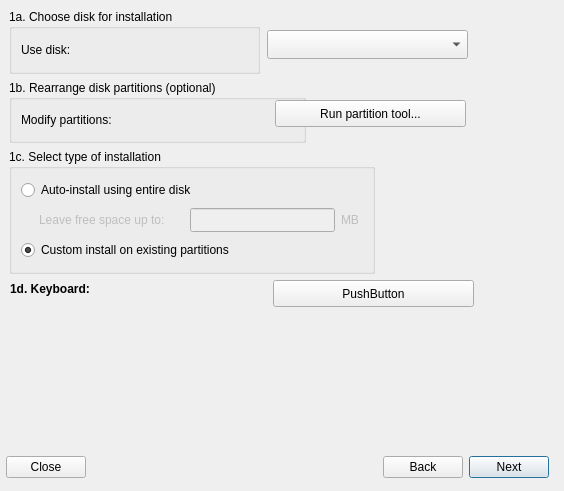
This is meinstall.ui in antiX-Linux/mx-installer as Qt 5 draws it before an edit. The edited form follows.
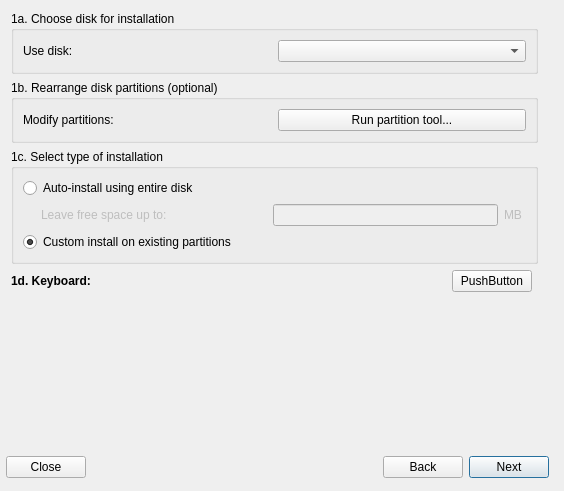
This is the edited form. Icons and pictures are not drawn.

Diff of the .ui file:
```diff
--- a/meinstall.ui
+++ b/meinstall.ui
@@ -237,16 +237,10 @@
        </item>
       </layout>
      </widget>
-     <widget class="QWidget" name="Step_1">
+     <widget class="QWidget" name="Step_Disk">
+      <layout class="QGridLayout" name="gridLayout">
+       <item row="3" column="0" colspan="4">
       <widget class="QGroupBox" name="installationTypeBox">
-       <property name="geometry">
-        <rect>
-         <x>9</x>
-         <y>149</y>
-         <width>366</width>
-         <height>125</height>
-        </rect>
-       </property>
        <property name="sizePolicy">
         <sizepolicy hsizetype="MinimumExpanding" vsizetype="Minimum">
          <horstretch>0</horstretch>
@@ -326,38 +320,6 @@
           </property>
          </spacer>
         </item>
-        <item row="2" column="0" colspan="3">
-         <widget class="QRadioButton" name="existing_partitionsButton">
-          <property name="sizePolicy">
-           <sizepolicy hsizetype="MinimumExpanding" vsizetype="Minimum">
-            <horstretch>0</horstretch>
-            <verstretch>0</verstretch>
-           </sizepolicy>
-          </property>
-          <property name="text">
-           <string>Custom install on existing partitions</string>
-          </property>
-          <property name="checked">
-           <bool>true</bool>
-          </property>
-         </widget>
-        </item>
-        <item row="0" column="0" colspan="3">
-         <widget class="QRadioButton" name="entireDiskButton">
-          <property name="sizePolicy">
-           <sizepolicy hsizetype="MinimumExpanding" vsizetype="Minimum">
-            <horstretch>0</horstretch>
-            <verstretch>0</verstretch>
-           </sizepolicy>
-          </property>
-          <property name="text">
-           <string>Auto-install using entire disk </string>
-          </property>
-          <property name="checked">
-           <bool>false</bool>
-          </property>
-         </widget>
-        </item>
         <item row="1" column="2">
          <widget class="QLineEdit" name="freeSpaceEdit">
           <property name="enabled">
@@ -374,6 +336,38 @@
           </property>
          </widget>
         </item>
+          <item row="0" column="0" colspan="4">
+           <widget class="QRadioButton" name="entireDiskButton">
+            <property name="sizePolicy">
+             <sizepolicy hsizetype="MinimumExpanding" vsizetype="Minimum">
+              <horstretch>0</horstretch>
+              <verstretch>0</verstretch>
+             </sizepolicy>
+            </property>
+            <property name="text">
+             <string>Auto-install using entire disk </string>
+            </property>
+            <property name="checked">
+             <bool>false</bool>
+            </property>
+           </widget>
+          </item>
+          <item row="2" column="0" colspan="4">
+           <widget class="QRadioButton" name="existing_partitionsButton">
+            <property name="sizePolicy">
+             <sizepolicy hsizetype="MinimumExpanding" vsizetype="Minimum">
+              <horstretch>0</horstretch>
+              <verstretch>0</verstretch>
+             </sizepolicy>
+            </property>
+            <property name="text">
+             <string>Custom install on existing partitions</string>
+            </property>
+            <property name="checked">
+             <bool>true</bool>
+            </property>
+           </widget>
+          </item>
        </layout>
        <zorder>leaveLabel</zorder>
        <zorder>freeSpaceEdit</zorder>
@@ -382,70 +376,9 @@
        <zorder>existing_partitionsButton</zorder>
        <zorder></zorder>
       </widget>
-      <widget class="QGroupBox" name="diskBox">
-       <property name="geometry">
-        <rect>
-         <x>9</x>
-         <y>9</y>
-         <width>251</width>
-         <height>65</height>
-        </rect>
-       </property>
-       <property name="sizePolicy">
-        <sizepolicy hsizetype="MinimumExpanding" vsizetype="Minimum">
-         <horstretch>0</horstretch>
-         <verstretch>0</verstretch>
-        </sizepolicy>
-       </property>
-       <property name="title">
-        <string>1a. Choose disk for installation</string>
-       </property>
-       <layout class="QGridLayout">
-        <property name="leftMargin">
-         <number>9</number>
-        </property>
-        <property name="topMargin">
-         <number>9</number>
-        </property>
-        <property name="rightMargin">
-         <number>9</number>
-        </property>
-        <property name="bottomMargin">
-         <number>9</number>
-        </property>
-        <property name="spacing">
-         <number>6</number>
-        </property>
-        <item row="0" column="0">
-         <widget class="QLabel" name="useDiskLabel">
-          <property name="sizePolicy">
-           <sizepolicy hsizetype="MinimumExpanding" vsizetype="Minimum">
-            <horstretch>0</horstretch>
-            <verstretch>0</verstretch>
-           </sizepolicy>
-          </property>
-          <property name="font">
-           <font/>
-          </property>
-          <property name="text">
-           <string>Use disk:</string>
-          </property>
-          <property name="wordWrap">
-           <bool>false</bool>
-          </property>
-         </widget>
-        </item>
-       </layout>
-      </widget>
+       </item>
+       <item row="1" column="0" rowspan="2" colspan="4">
       <widget class="QGroupBox" name="rearrangediskBox">
-       <property name="geometry">
-        <rect>
-         <x>9</x>
-         <y>80</y>
-         <width>297</width>
-         <height>63</height>
-        </rect>
-       </property>
        <property name="sizePolicy">
         <sizepolicy hsizetype="MinimumExpanding" vsizetype="Minimum">
          <horstretch>0</horstretch>
@@ -487,17 +420,24 @@
           </property>
          </widget>
         </item>
-       </layout>
-      </widget>
+          <item row="0" column="1">
+           <widget class="QPushButton" name="qtpartedButton">
+            <property name="sizePolicy">
+             <sizepolicy hsizetype="MinimumExpanding" vsizetype="Minimum">
+              <horstretch>0</horstretch>
+              <verstretch>0</verstretch>
+             </sizepolicy>
+            </property>
+            <property name="text">
+             <string>Run partition tool...</string>
+            </property>
+           </widget>
+          </item>
+         </layout>
+        </widget>
+       </item>
+       <item row="4" column="0">
       <widget class="QLabel" name="keyboardLabel">
-       <property name="geometry">
-        <rect>
-         <x>10</x>
-         <y>280</y>
-         <width>101</width>
-         <height>19</height>
-        </rect>
-       </property>
        <property name="sizePolicy">
         <sizepolicy hsizetype="MinimumExpanding" vsizetype="Minimum">
          <horstretch>0</horstretch>
@@ -514,54 +454,87 @@
         <bool>false</bool>
        </property>
       </widget>
+       </item>
+       <item row="0" column="0" colspan="4">
+        <widget class="QGroupBox" name="diskBox">
+         <property name="sizePolicy">
+          <sizepolicy hsizetype="MinimumExpanding" vsizetype="Minimum">
+           <horstretch>0</horstretch>
+           <verstretch>0</verstretch>
+          </sizepolicy>
+         </property>
+         <property name="title">
+          <string>1a. Choose disk for installation</string>
+         </property>
+         <layout class="QGridLayout">
+          <property name="leftMargin">
+           <number>9</number>
+          </property>
+          <property name="topMargin">
+           <number>9</number>
+          </property>
+          <property name="rightMargin">
+           <number>9</number>
+          </property>
+          <property name="bottomMargin">
+           <number>9</number>
+          </property>
+          <property name="spacing">
+           <number>6</number>
+          </property>
+          <item row="0" column="0">
+           <widget class="QLabel" name="useDiskLabel">
+            <property name="sizePolicy">
+             <sizepolicy hsizetype="MinimumExpanding" vsizetype="Minimum">
+              <horstretch>0</horstretch>
+              <verstretch>0</verstretch>
+             </sizepolicy>
+            </property>
+            <property name="font">
+             <font/>
+            </property>
+            <property name="text">
+             <string>Use disk:</string>
+            </property>
+            <property name="wordWrap">
+             <bool>false</bool>
+            </property>
+           </widget>
+          </item>
+          <item row="0" column="1">
       <widget class="QComboBox" name="diskCombo">
-       <property name="geometry">
-        <rect>
-         <x>267</x>
-         <y>30</y>
-         <width>201</width>
-         <height>29</height>
-        </rect>
-       </property>
        <property name="sizePolicy">
-        <sizepolicy hsizetype="MinimumExpanding" vsizetype="Minimum">
+             <sizepolicy hsizetype="MinimumExpanding" vsizetype="Fixed">
          <horstretch>0</horstretch>
          <verstretch>0</verstretch>
         </sizepolicy>
        </property>
       </widget>
-      <widget class="QPushButton" name="qtpartedButton">
-       <property name="geometry">
-        <rect>
-         <x>275</x>
-         <y>100</y>
-         <width>191</width>
-         <height>27</height>
-        </rect>
-       </property>
-       <property name="sizePolicy">
-        <sizepolicy hsizetype="MinimumExpanding" vsizetype="Minimum">
-         <horstretch>0</horstretch>
-         <verstretch>0</verstretch>
-        </sizepolicy>
-       </property>
-       <property name="text">
-        <string>Run partition tool...</string>
-       </property>
-      </widget>
+          </item>
+         </layout>
+        </widget>
+       </item>
+       <item row="4" column="1" colspan="2">
       <widget class="QPushButton" name="buttonSetKeyboard">
-       <property name="geometry">
-        <rect>
-         <x>273</x>
-         <y>280</y>
-         <width>201</width>
-         <height>27</height>
-        </rect>
-       </property>
        <property name="text">
         <string>PushButton</string>
        </property>
       </widget>
+       </item>
+       <item row="5" column="0" colspan="4">
+        <spacer name="verticalSpacer_3">
+         <property name="orientation">
+          <enum>Qt::Vertical</enum>
+         </property>
+         <property name="sizeHint" stdset="0">
+          <size>
+           <width>20</width>
+           <height>40</height>
+          </size>
+         </property>
+        </spacer>
+       </item>
+      </layout>
      </widget>
      <widget class="QWidget" name="Step_2">
       <layout class="QGridLayout">
```
Left out of the diff: 72 changed lines with no effect on the pictures. Lines whose indentation alone changed are shown as unchanged.
